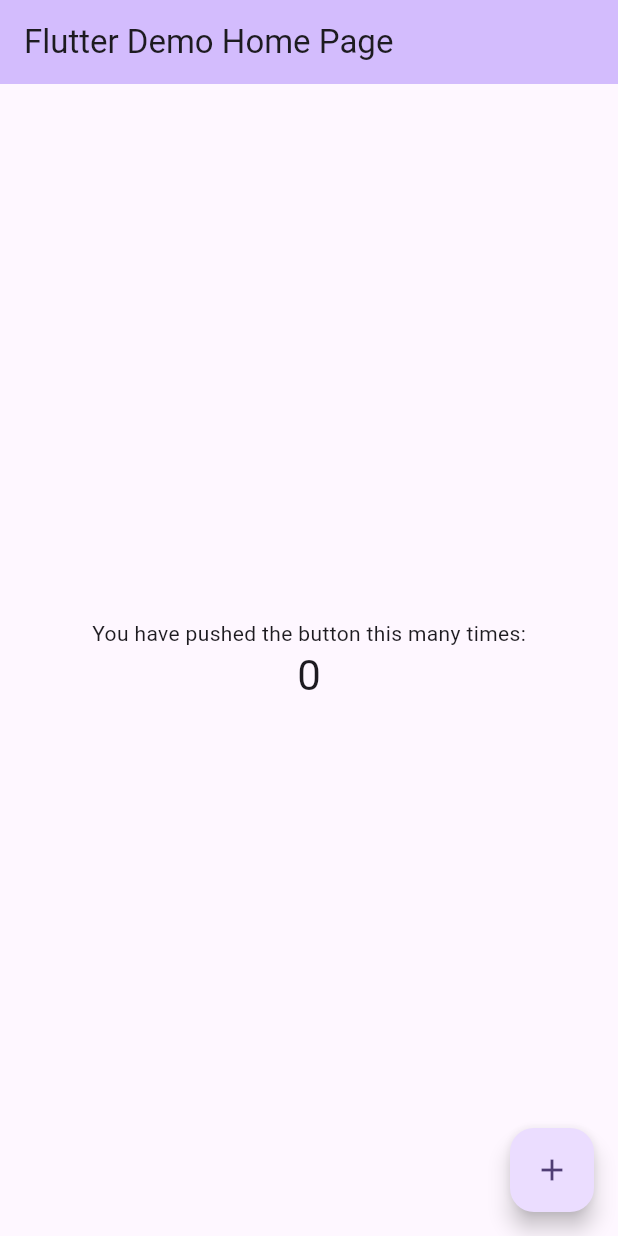
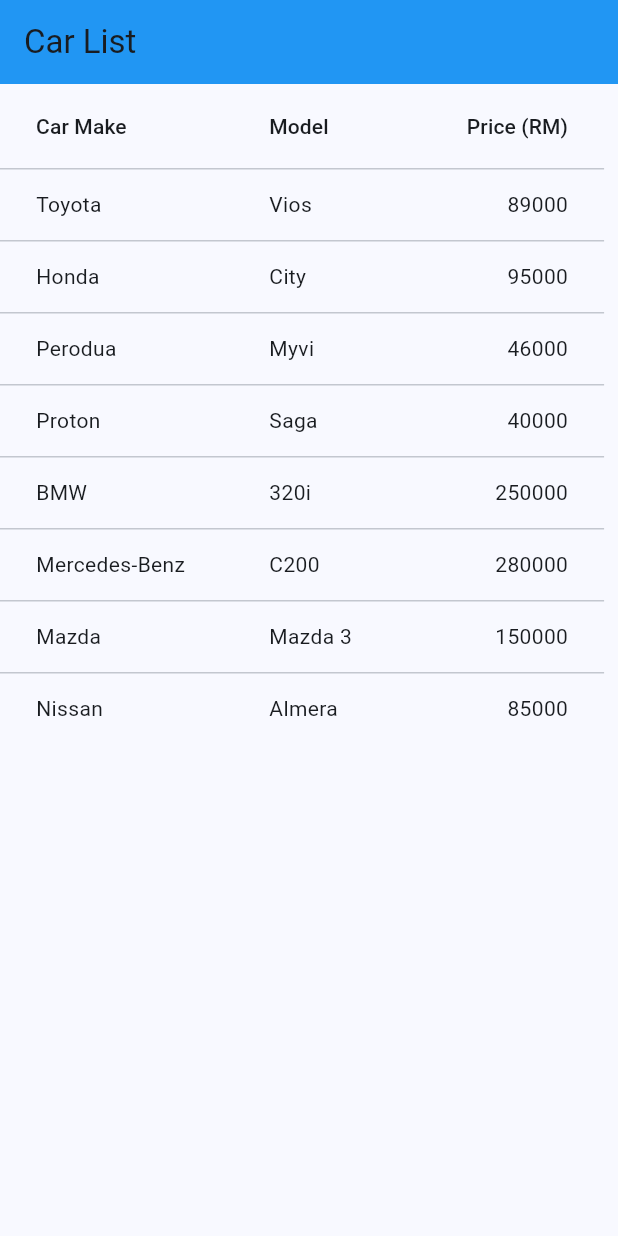
Before and after one commit to faridzuan93/TMA3084_G02_107626_Lab05_Lesson07, a Flutter app: the screen it shows after launch, on a phone screen of 412 x 824 dp. Run offline on Flutter 3.47's test engine with Material 3 defaults, Android fonts, the phone set to English and light mode, and no system bars.

Commit message:
Complete Lab B DataTable sorting

```diff
--- a/lib/main.dart
+++ b/lib/main.dart
@@ -7,115 +7,115 @@ void main() {
 class MyApp extends StatelessWidget {
   const MyApp({super.key});
 
-  // This widget is the root of your application.
   @override
   Widget build(BuildContext context) {
     return MaterialApp(
-      title: 'Flutter Demo',
+      title: 'Lab 05 - DataTable',
+      debugShowCheckedModeBanner: false,
       theme: ThemeData(
-        // This is the theme of your application.
-        //
-        // TRY THIS: Try running your application with "flutter run". You'll see
-        // the application has a purple toolbar. Then, without quitting the app,
-        // try changing the seedColor in the colorScheme below to Colors.green
-        // and then invoke "hot reload" (save your changes or press the "hot
-        // reload" button in a Flutter-supported IDE, or press "r" if you used
-        // the command line to start the app).
-        //
-        // Notice that the counter didn't reset back to zero; the application
-        // state is not lost during the reload. To reset the state, use hot
-        // restart instead.
-        //
-        // This works for code too, not just values: Most code changes can be
-        // tested with just a hot reload.
-        colorScheme: .fromSeed(seedColor: Colors.deepPurple),
+        colorScheme: ColorScheme.fromSeed(seedColor: Colors.blue),
+        useMaterial3: true,
       ),
-      home: const MyHomePage(title: 'Flutter Demo Home Page'),
+      home: const CarTableScreen(),
     );
   }
 }
 
-class MyHomePage extends StatefulWidget {
-  const MyHomePage({super.key, required this.title});
-
-  // This widget is the home page of your application. It is stateful, meaning
-  // that it has a State object (defined below) that contains fields that affect
-  // how it looks.
-
-  // This class is the configuration for the state. It holds the values (in this
-  // case the title) provided by the parent (in this case the App widget) and
-  // used by the build method of the State. Fields in a Widget subclass are
-  // always marked "final".
-
-  final String title;
+class CarTableScreen extends StatefulWidget {
+  const CarTableScreen({super.key});
 
   @override
-  State<MyHomePage> createState() => _MyHomePageState();
+  State<CarTableScreen> createState() => _CarTableScreenState();
 }
 
-class _MyHomePageState extends State<MyHomePage> {
-  int _counter = 0;
+class _CarTableScreenState extends State<CarTableScreen> {
+  final List<Map<String, dynamic>> cars = [
+    {'make': 'Toyota', 'model': 'Vios', 'price': 89000},
+    {'make': 'Honda', 'model': 'City', 'price': 95000},
+    {'make': 'Perodua', 'model': 'Myvi', 'price': 46000},
+    {'make': 'Proton', 'model': 'Saga', 'price': 40000},
+    {'make': 'BMW', 'model': '320i', 'price': 250000},
+    {'make': 'Mercedes-Benz', 'model': 'C200', 'price': 280000},
+    {'make': 'Mazda', 'model': 'Mazda 3', 'price': 150000},
+    {'make': 'Nissan', 'model': 'Almera', 'price': 85000},
+  ];
 
-  void _incrementCounter() {
+  int? sortColumnIndex;
+  bool sortAscending = true;
+
+  void sortCars(int columnIndex, bool ascending) {
     setState(() {
-      // This call to setState tells the Flutter framework that something has
-      // changed in this State, which causes it to rerun the build method below
-      // so that the display can reflect the updated values. If we changed
-      // _counter without calling setState(), then the build method would not be
-      // called again, and so nothing would appear to happen.
-      _counter++;
+      sortColumnIndex = columnIndex;
+      sortAscending = ascending;
+
+      if (columnIndex == 0) {
+        cars.sort((a, b) =>
+            a['make'].compareTo(b['make']));
+      } else if (columnIndex == 1) {
+        cars.sort((a, b) =>
+            a['model'].compareTo(b['model']));
+      } else if (columnIndex == 2) {
+        cars.sort((a, b) =>
+            a['price'].compareTo(b['price']));
+      }
+
+      if (!ascending) {
+        cars.sort((a, b) {
+          if (columnIndex == 0) {
+            return b['make'].compareTo(a['make']);
+          } else if (columnIndex == 1) {
+            return b['model'].compareTo(a['model']);
+          } else {
+            return b['price'].compareTo(a['price']);
+          }
+        });
+      }
     });
   }
 
   @override
   Widget build(BuildContext context) {
-    // This method is rerun every time setState is called, for instance as done
-    // by the _incrementCounter method above.
-    //
-    // The Flutter framework has been optimized to make rerunning build methods
-    // fast, so that you can just rebuild anything that needs updating rather
-    // than having to individually change instances of widgets.
     return Scaffold(
       appBar: AppBar(
-        // TRY THIS: Try changing the color here to a specific color (to
-        // Colors.amber, perhaps?) and trigger a hot reload to see the AppBar
-        // change color while the other colors stay the same.
-        backgroundColor: Theme.of(context).colorScheme.inversePrimary,
-        // Here we take the value from the MyHomePage object that was created by
-        // the App.build method, and use it to set our appbar title.
-        title: Text(widget.title),
+        title: const Text('Car List'),
+        backgroundColor: Colors.blue,
       ),
-      body: Center(
-        // Center is a layout widget. It takes a single child and positions it
-        // in the middle of the parent.
-        child: Column(
-          // Column is also a layout widget. It takes a list of children and
-          // arranges them vertically. By default, it sizes itself to fit its
-          // children horizontally, and tries to be as tall as its parent.
-          //
-          // Column has various properties to control how it sizes itself and
-          // how it positions its children. Here we use mainAxisAlignment to
-          // center the children vertically; the main axis here is the vertical
-          // axis because Columns are vertical (the cross axis would be
-          // horizontal).
-          //
-          // TRY THIS: Invoke "debug painting" (choose the "Toggle Debug Paint"
-          // action in the IDE, or press "p" in the console), to see the
-          // wireframe for each widget.
-          mainAxisAlignment: .center,
-          children: [
-            const Text('You have pushed the button this many times:'),
-            Text(
-              '$_counter',
-              style: Theme.of(context).textTheme.headlineMedium,
+      body: SingleChildScrollView(
+        scrollDirection: Axis.horizontal,
+        child: DataTable(
+          sortColumnIndex: sortColumnIndex,
+          sortAscending: sortAscending,
+          columns: [
+            DataColumn(
+              label: const Text('Car Make'),
+              onSort: (columnIndex, ascending) {
+                sortCars(columnIndex, ascending);
+              },
+            ),
+            DataColumn(
+              label: const Text('Model'),
+              onSort: (columnIndex, ascending) {
+                sortCars(columnIndex, ascending);
+              },
+            ),
+            DataColumn(
+              label: const Text('Price (RM)'),
+              numeric: true,
+              onSort: (columnIndex, ascending) {
+                sortCars(columnIndex, ascending);
+              },
             ),
           ],
+          rows: cars.map((car) {
+            return DataRow(
+              cells: [
+                DataCell(Text(car['make'])),
+                DataCell(Text(car['model'])),
+                DataCell(Text(car['price'].toString())),
+              ],
+            );
+          }).toList(),
         ),
-      ),
-      floatingActionButton: FloatingActionButton(
-        onPressed: _incrementCounter,
-        tooltip: 'Increment',
-        child: const Icon(Icons.add),
       ),
     );
   }
```
Also changed, not shown: lib/main_labA_backup.txt (added, +78 -0 lines), lib/screen1.dart (added, +21 -0 lines), lib/screen2.dart (added, +21 -0 lines), lib/screen3.dart (added, +21 -0 lines), lib/screen4.dart (added, +21 -0 lines).
